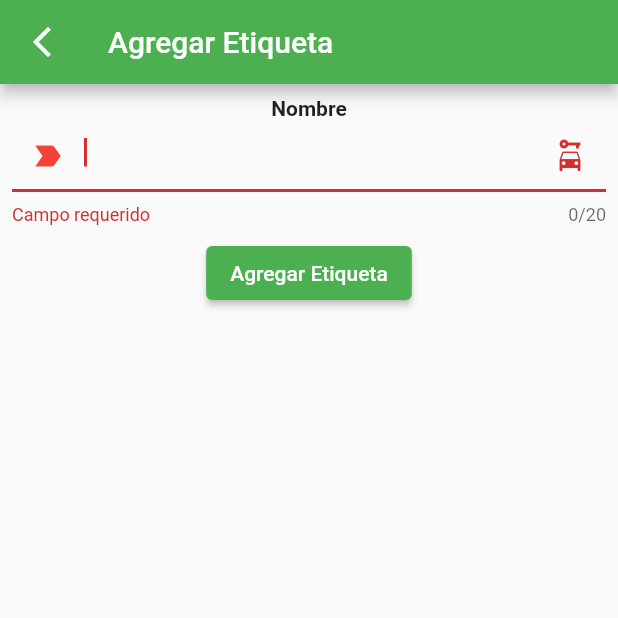
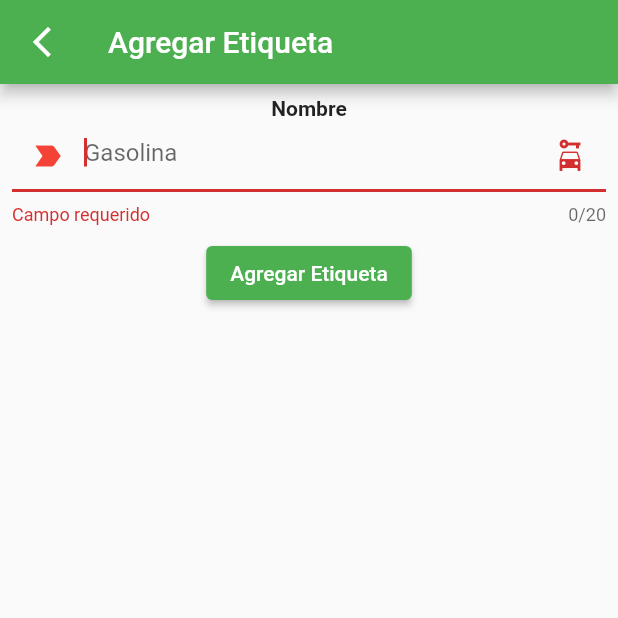
Before and after one commit to EPICSLASH999/mis_vehiculos, a Flutter app: the WidgetPlantillaEtiqueta screen opened directly, after a tap on an icon or button, on a phone screen of 412 x 824 dp, the top half of it. Run offline on Flutter 3.47's test engine with Material 2 defaults, Android fonts, the phone set to English and light mode, and no system bars; our stand-ins replace bloc, equatable, flutter_bloc, sqflite; accounts and stored records are empty.

Commit message:
Evitado repetir Etiquetas al crear. CuadroDeTextoMatricula no acepta caracter '.', y ahora pone en mayúsculas todo.

```diff
--- a/lib/blocs/bloc.dart
+++ b/lib/blocs/bloc.dart
@@ -85,11 +85,12 @@ class MisEtiquetas extends VehiculoEstado {
 }
 class PlantillaEtiqueta extends VehiculoEstado {
   final Etiqueta? etiqueta;
+  final Future<List<String>>? nombresEtiquetas;
 
-  PlantillaEtiqueta({this.etiqueta});
+  PlantillaEtiqueta({this.etiqueta, this.nombresEtiquetas, });
 
   @override
-  List<Object?> get props => [etiqueta];
+  List<Object?> get props => [etiqueta, nombresEtiquetas];
 }
 
 // GASTOS ARCHIVADOS
@@ -248,6 +249,9 @@ final gastosArchivados = GastosArchivados();
 class VehiculoBloc extends Bloc<VehiculoEvento, VehiculoEstado> {
   // Vehiculos
   Future<List<String>>? matriculasVehiculos;
+
+  // Etiquetas
+  Future<List<String>>? nombresEtiquetas;
 
   // Gastos
   DateTime filtroFechaInicial = DateTime.now();
@@ -427,7 +431,8 @@ class VehiculoBloc extends Bloc<VehiculoEvento, VehiculoEstado> {
       emit(MisEtiquetas(misEtiquetas: _misEtiquetas));
     });
     on<ClickeadoAgregarEtiqueta>((event, emit) {
-      emit(PlantillaEtiqueta());
+      nombresEtiquetas = etiquetas.fetchAllTagsExcept('0');
+      emit(PlantillaEtiqueta(nombresEtiquetas: nombresEtiquetas));
     });
     on<AgregadoEtiqueta>((event, emit) async {
       await etiquetas.create(nombre: event.nombreEtiqueta);
@@ -440,7 +445,8 @@ class VehiculoBloc extends Bloc<VehiculoEvento, VehiculoEstado> {
       emit(MisEtiquetas(misEtiquetas: _misEtiquetas));
     });
     on<ClickeadoEditarEtiqueta>((event, emit) {
-      emit(PlantillaEtiqueta(etiqueta: event.etiqueta));
+      nombresEtiquetas = etiquetas.fetchAllTagsExcept(event.etiqueta.nombre);
+      emit(PlantillaEtiqueta(etiqueta: event.etiqueta, nombresEtiquetas: nombresEtiquetas));
     });
     on<EditadoEtiqueta>((event, emit) async {
       await etiquetas.update(id: event.etiqueta.id, nombre: event.etiqueta.nombre);
--- a/lib/extensiones/extensiones.dart
+++ b/lib/extensiones/extensiones.dart
@@ -7,6 +7,7 @@ extension MiLista<T> on List<T>{
 extension StringExtensions on String {
   bool containsIgnoreCase(String secondString) => toLowerCase().contains(secondString.toLowerCase());
   //bool isNotBlank() => this != null && this.isNotEmpty;
+  bool equalsIgnoreCase(String secondString) => (toLowerCase() == (secondString.toLowerCase()));
 }
 
 extension TextEditingControllerText on TextEditingController {
--- a/lib/main.dart
+++ b/lib/main.dart
@@ -53,7 +53,7 @@ class MainApp extends StatelessWidget {
             if (state is PlantillaVehiculo) return WidgetPlantillaVehiculo(vehiculo: state.vehiculo, matriculasVehiculos: state.matriculasVehiculos,);
             if (state is PlantillaGasto) return WidgetPlantillaGasto(idVehiculo: state.idVehiculo, misEtiquetas: state.misEtiquetas, gasto: state.gasto, listaMecanicoPorEtiqueta: state.listaMecanicoPorEtiqueta,);
             if (state is MisEtiquetas) return WidgetMisEtiquetas(misEtiquetas: state.misEtiquetas,);
-            if (state is PlantillaEtiqueta) return WidgetPlantillaEtiqueta(etiqueta: state.etiqueta);
+            if (state is PlantillaEtiqueta) return WidgetPlantillaEtiqueta(etiqueta: state.etiqueta, nombresEtiquetas: state.nombresEtiquetas,);
             if (state is MisGastos) return WidgetMisGastos(misGastos: state.misGastos, fechaSeleccionadaInicial: state.fechaInicial, fechaSeleccionadaFinal: state.fechaFinal, misEtiquetas: state.misEtiquetas, idEtiquetaSeleccionada: state.filtroIdEtiqueta, idVehiculoSeleccionado: state.filtroIdVehiculo, misVehiculos: state.misVehiculos,);
             if (state is MisGastosArchivados) return WidgetMisGastosArchivados(misGastosArchivados: state.misGastosArchivados, vehiculoSeleccionado: state.vehiculoSeleccionado, misVehiculosArchivados: state.misVehiculosArchivados,);
             return const WidgetCargando();
--- a/lib/variables/variables.dart
+++ b/lib/variables/variables.dart
@@ -37,9 +37,9 @@ const Color colorIcono = Color.fromARGB(255, 158, 190, 42);
 const Color colorTileSeleccionado = Color.fromARGB(104, 201, 255, 7);
 
 //Decoración
-InputDecoration get decoracionParaCampoObligatorio => const InputDecoration(
-        hintText: "",
-        prefixIcon: Icon(Icons.label_important),
+InputDecoration obtenerDecoracionCampoObligatorio({String? hintText}) => InputDecoration(
+        hintText: (hintText??''),
+        prefixIcon: const Icon(Icons.label_important),
         prefixIconColor: Colors.red,
-        suffixIcon: Icon(Icons.car_rental)
+        suffixIcon: const Icon(Icons.car_rental)
       );
--- a/lib/widgets/widgets_etiquetas.dart
+++ b/lib/widgets/widgets_etiquetas.dart
@@ -1,12 +1,16 @@
 import 'package:flutter/material.dart';
 import 'package:flutter_bloc/flutter_bloc.dart';
 import 'package:mis_vehiculos/blocs/bloc.dart';
+import 'package:mis_vehiculos/extensiones/extensiones.dart';
 import 'package:mis_vehiculos/main.dart';
 import 'package:mis_vehiculos/modelos/etiqueta.dart';
 import 'package:mis_vehiculos/variables/variables.dart';
 import 'package:mis_vehiculos/widgets/widgets_misc.dart';
 
 /* --------------------------------- ETIQUETAS --------------------------------- */
+// Variables globales
+Future<List<String>>? nombresEtiquetasGlobal;
+
 class WidgetMisEtiquetas extends StatelessWidget {
   const WidgetMisEtiquetas({super.key, required this.misEtiquetas});
 
@@ -124,7 +128,8 @@ class BotonesTileEtiqueta extends StatelessWidget {
 
 class WidgetPlantillaEtiqueta extends StatelessWidget {
   final Etiqueta? etiqueta;
-  WidgetPlantillaEtiqueta({super.key, this.etiqueta});
+  final Future<List<String>>? nombresEtiquetas;
+  WidgetPlantillaEtiqueta({super.key, this.etiqueta, this.nombresEtiquetas});
 
   final _formKey = GlobalKey<FormState>();
 
@@ -145,6 +150,7 @@ class WidgetPlantillaEtiqueta extends StatelessWidget {
   @override
   Widget build(BuildContext context) {
     inicializarValoresDeControladores();
+    nombresEtiquetasGlobal = nombresEtiquetas;
 
     return Scaffold(
       appBar: AppBar(
@@ -162,7 +168,7 @@ class WidgetPlantillaEtiqueta extends StatelessWidget {
           key: _formKey,
           child: Column(
             children: <Widget>[
-              CuadroDeTexto(controlador: controladorNombre, titulo: 'Nombre', focusTecaldo: true,),
+              CuadroDeTextoEtiqueta(controlador: controladorNombre, titulo: 'Nombre', focusTecaldo: true,),
               ElevatedButton(
                 onPressed: () {
                   if (_formKey.currentState!.validate()) {
@@ -182,4 +188,97 @@ class WidgetPlantillaEtiqueta extends StatelessWidget {
     );
   }
 }
+
+class CuadroDeTextoEtiqueta extends StatelessWidget {
+  const CuadroDeTextoEtiqueta({
+    super.key,
+    required this.controlador,
+    required this.titulo,
+    this.campoRequerido = true,
+    this.maxCaracteres = 20,
+    this.minCaracteres,
+    this.focusTecaldo = false,
+  });
+
+  final TextEditingController controlador;
+  final String titulo;
+  final bool campoRequerido;
+  final int maxCaracteres;
+  final int? minCaracteres;
+  final bool focusTecaldo;
+
+  bool esNumerico(String? s) {
+    if(s == null) return false;
+    return double.tryParse(s) != null;
+  }
+  InputDecoration obtenerDecoracion(){
+    if (campoRequerido) return obtenerDecoracionCampoObligatorio(hintText: 'Gasolina');
+
+    return const InputDecoration(
+      hintText: "",
+      suffixIcon: Icon(Icons.car_rental)
+    );
+  }
+  bool existeEtiqueta(List<String> etiquetas, String etiquetaRecibida){
+    for (var etiqueta in etiquetas) {
+      if(etiqueta.equalsIgnoreCase(etiquetaRecibida)) return true;
+    }
+    return false;
+  }
+
+  @override
+  Widget build(BuildContext context) {
+    final caracteresEspeciales = RegExp(
+      r'[\^$*\[\]{}()?\"!@#%&/\><:,.;_~`+='
+      "'"
+      ']'
+    );
+    bool esPrimerClic = true;
+
+    return FutureBuilder(
+      future: nombresEtiquetasGlobal,
+      builder: (context, snapshot) {
+         if (snapshot.connectionState == ConnectionState.waiting) {
+          return const WidgetCargando();
+        } else {
+          final nombresEtiquetas = snapshot.data ?? [];
+
+          return Padding(
+            padding: const EdgeInsets.all(8.0),
+            child: Column(
+              crossAxisAlignment: CrossAxisAlignment.center,
+              children: [
+                TituloComponente(titulo: titulo),
+                TextFormField(
+                  autovalidateMode: AutovalidateMode.onUserInteraction,
+                  validator: (value) {
+                    String valorNormalizado = (value??'').trim();
+                    if (valorNormalizado.isEmpty && campoRequerido) return 'Campo requerido';
+                    if(esNumerico(valorNormalizado)) return 'Campo inválido';
+                    if((valorNormalizado).contains(caracteresEspeciales)) return 'No se permiten caracteres especiales';
+                    if(minCaracteres != null && (valorNormalizado.length < minCaracteres!)) return 'Debe tener al menos $minCaracteres caracteres';
+                    if (existeEtiqueta(nombresEtiquetas, valorNormalizado)) return 'Etiqueta ya existente';
+                    return null;
+                  },
+                  textCapitalization: TextCapitalization.sentences,
+                  maxLength: maxCaracteres,
+                  controller: controlador,
+                  decoration: obtenerDecoracion(),
+                  keyboardType: TextInputType.text,
+                  autofocus: focusTecaldo,
+                  onTap: () {
+                    if(!esPrimerClic) return;
+                    controlador.selectAll(); // Seleccionar todo el texto.
+                    esPrimerClic = !esPrimerClic;
+                  },
+                ),
+              ],
+            ),
+          );
+        }
+      },
+    );
+  }
+}
+
 /* ----------------------------------------------------------------------------- */
--- a/lib/widgets/widgets_misc.dart
+++ b/lib/widgets/widgets_misc.dart
@@ -51,7 +51,7 @@ class CuadroDeTexto extends StatelessWidget {
   InputDecoration obtenerDecoracion(){
 
     if (campoRequerido && !esSoloLectura){
-      return decoracionParaCampoObligatorio;
+      return obtenerDecoracionCampoObligatorio();
     }
 
     return const InputDecoration(
```
Also changed, not shown: lib/database/tablas/etiquetas.dart (+10 -0 lines), lib/widgets/widgets_vehiculos.dart (+5 -8 lines).
